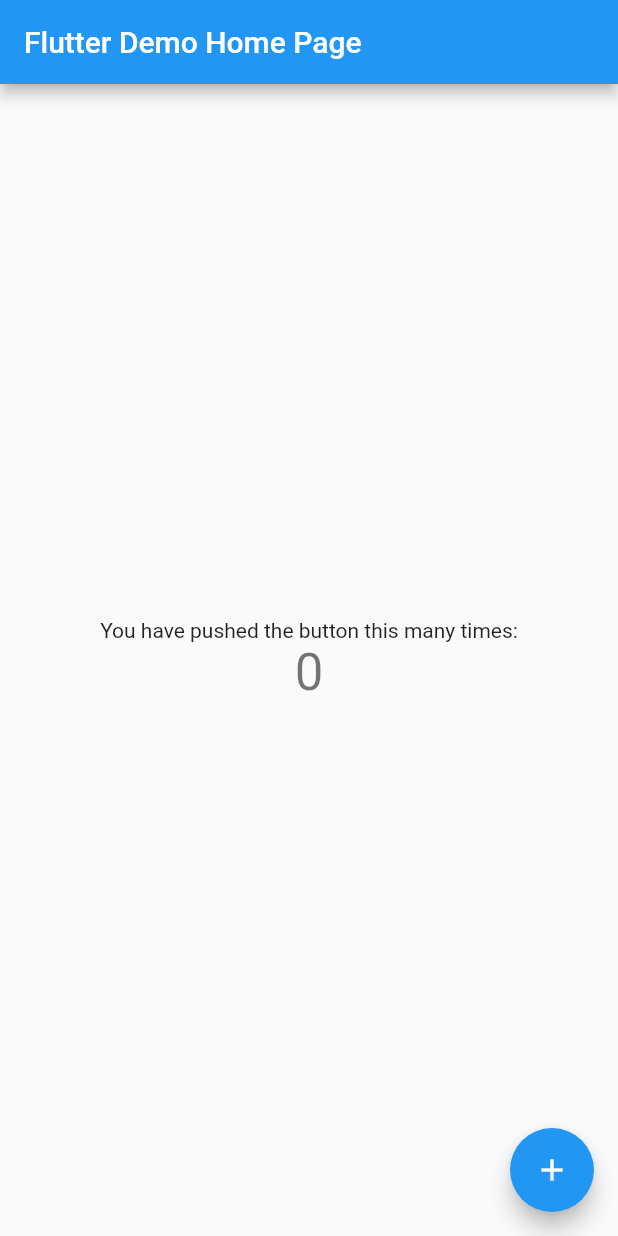
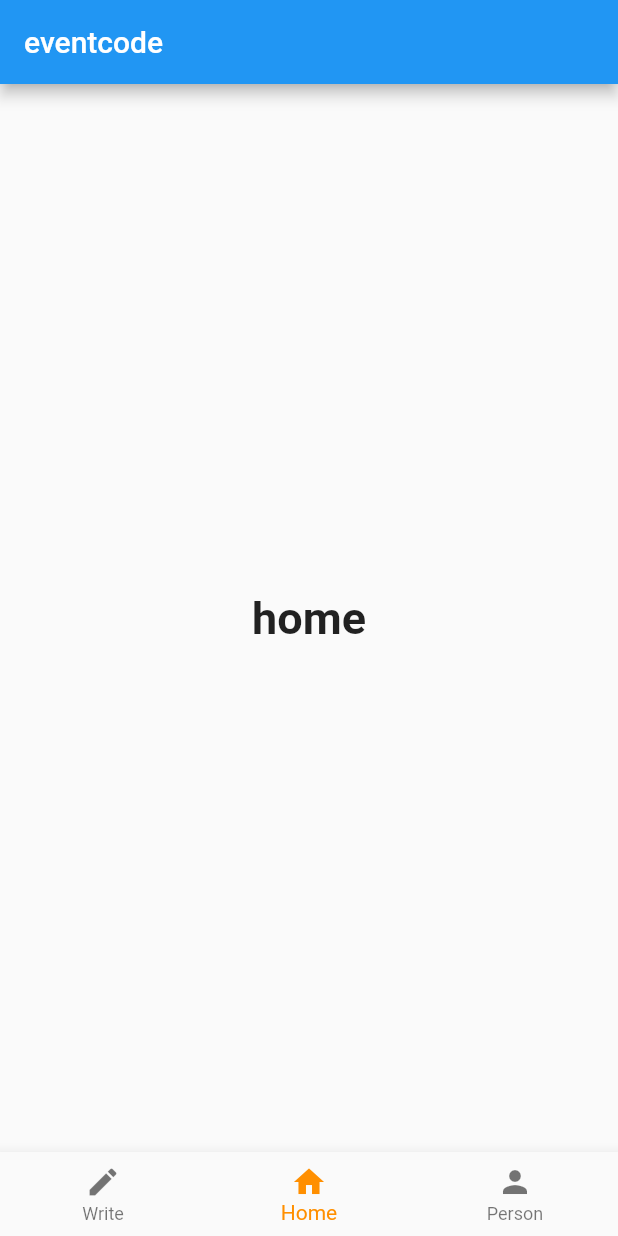
Before and after one commit to jala1494/eventcode, a Flutter app: the screen it shows after launch, on a phone screen of 412 x 824 dp. Run offline on Flutter 3.47's test engine with Material 2 defaults, Android fonts, the phone set to English and light mode, and no system bars.

```diff
--- a/eventcode/lib/main.dart
+++ b/eventcode/lib/main.dart
@@ -1,113 +1,84 @@
 import 'package:flutter/material.dart';
 
-void main() {
-  runApp(MyApp());
-}
+void main() => runApp(const MyApp());
 
+/// This is the main application widget.
 class MyApp extends StatelessWidget {
-  // This widget is the root of your application.
+  const MyApp({Key? key}) : super(key: key);
+
+  static const String _title = 'Flutter Code Sample';
+
   @override
   Widget build(BuildContext context) {
-    return MaterialApp(
-      title: 'Flutter Demo',
-      theme: ThemeData(
-        // This is the theme of your application.
-        //
-        // Try running your application with "flutter run". You'll see the
-        // application has a blue toolbar. Then, without quitting the app, try
-        // changing the primarySwatch below to Colors.green and then invoke
-        // "hot reload" (press "r" in the console where you ran "flutter run",
-        // or simply save your changes to "hot reload" in a Flutter IDE).
-        // Notice that the counter didn't reset back to zero; the application
-        // is not restarted.
-        primarySwatch: Colors.blue,
-      ),
-      home: MyHomePage(title: 'Flutter Demo Home Page'),
+    return const MaterialApp(
+      title: _title,
+      home: MyStatefulWidget(),
     );
   }
 }
 
-class MyHomePage extends StatefulWidget {
-  MyHomePage({Key key, this.title}) : super(key: key);
-
-  // This widget is the home page of your application. It is stateful, meaning
-  // that it has a State object (defined below) that contains fields that affect
-  // how it looks.
-
-  // This class is the configuration for the state. It holds the values (in this
-  // case the title) provided by the parent (in this case the App widget) and
-  // used by the build method of the State. Fields in a Widget subclass are
-  // always marked "final".
-
-  final String title;
+/// This is the stateful widget that the main application instantiates.
+class MyStatefulWidget extends StatefulWidget {
+  const MyStatefulWidget({Key? key}) : super(key: key);
 
   @override
-  _MyHomePageState createState() => _MyHomePageState();
+  State<MyStatefulWidget> createState() => _MyStatefulWidgetState();
 }
 
-class _MyHomePageState extends State<MyHomePage> {
-  int _counter = 0;
+/// This is the private State class that goes with MyStatefulWidget.
+class _MyStatefulWidgetState extends State<MyStatefulWidget> {
+  int _selectedIndex = 1;
+  static const TextStyle optionStyle =
+      TextStyle(fontSize: 30, fontWeight: FontWeight.bold);
+  static const List<Widget> _widgetOptions = <Widget>[
+    Text(
+      'write',
+      style: optionStyle,
+    ),
+    Text(
+      'home',
+      style: optionStyle,
+    ),
+    Text(
+      'person',
+      style: optionStyle,
+    ),
+  ];
 
-  void _incrementCounter() {
+  void _onItemTapped(int index) {
     setState(() {
-      // This call to setState tells the Flutter framework that something has
-      // changed in this State, which causes it to rerun the build method below
-      // so that the display can reflect the updated values. If we changed
-      // _counter without calling setState(), then the build method would not be
-      // called again, and so nothing would appear to happen.
-      _counter++;
+      _selectedIndex = index;
     });
   }
 
   @override
   Widget build(BuildContext context) {
-    // This method is rerun every time setState is called, for instance as done
-    // by the _incrementCounter method above.
-    //
-    // The Flutter framework has been optimized to make rerunning build methods
-    // fast, so that you can just rebuild anything that needs updating rather
-    // than having to individually change instances of widgets.
     return Scaffold(
       appBar: AppBar(
-        // Here we take the value from the MyHomePage object that was created by
-        // the App.build method, and use it to set our appbar title.
-        title: Text(widget.title),
+        title: const Text('eventcode'),
       ),
       body: Center(
-        // Center is a layout widget. It takes a single child and positions it
-        // in the middle of the parent.
-        child: Column(
-          // Column is also a layout widget. It takes a list of children and
-          // arranges them vertically. By default, it sizes itself to fit its
-          // children horizontally, and tries to be as tall as its parent.
-          //
-          // Invoke "debug painting" (press "p" in the console, choose the
-          // "Toggle Debug Paint" action from the Flutter Inspector in Android
-          // Studio, or the "Toggle Debug Paint" command in Visual Studio Code)
-          // to see the wireframe for each widget.
-          //
-          // Column has various properties to control how it sizes itself and
-          // how it positions its children. Here we use mainAxisAlignment to
-          // center the children vertically; the main axis here is the vertical
-          // axis because Columns are vertical (the cross axis would be
-          // horizontal).
-          mainAxisAlignment: MainAxisAlignment.center,
-          children: <Widget>[
-            Text(
-              'You have pushed the button this many times:',
-            ),
-            Text(
-              '$_counter',
-              style: Theme.of(context).textTheme.headline4,
-            ),
-          ],
-        ),
+        child: _widgetOptions.elementAt(_selectedIndex),
       ),
-      floatingActionButton: FloatingActionButton(
-        onPressed: _incrementCounter,
-        tooltip: 'Increment',
-        child: Icon(Icons.add),
-      ), // This trailing comma makes auto-formatting nicer for build methods.
+      bottomNavigationBar: BottomNavigationBar(
+        items: const <BottomNavigationBarItem>[
+          BottomNavigationBarItem(
+            icon: Icon(Icons.edit),
+            label: 'Write',
+          ),
+          BottomNavigationBarItem(
+            icon: Icon(Icons.home),
+            label: 'Home',
+          ),
+          BottomNavigationBarItem(
+            icon: Icon(Icons.person),
+            label: 'Person',
+          ),
+        ],
+        currentIndex: _selectedIndex,
+        selectedItemColor: Colors.amber[800],
+        onTap: _onItemTapped,
+      ),
     );
   }
 }
--- a/eventcode/pubspec.yaml
+++ b/eventcode/pubspec.yaml
@@ -18,7 +18,7 @@ publish_to: 'none' # Remove this line if you wish to publish to pub.dev
 version: 1.0.0+1
 
 environment:
-  sdk: ">=2.7.0 <3.0.0"
+  sdk: ">=2.12.0 <3.0.0"
 
 dependencies:
   flutter:
```
Also changed, not shown: eventcode/pubspec.lock.
